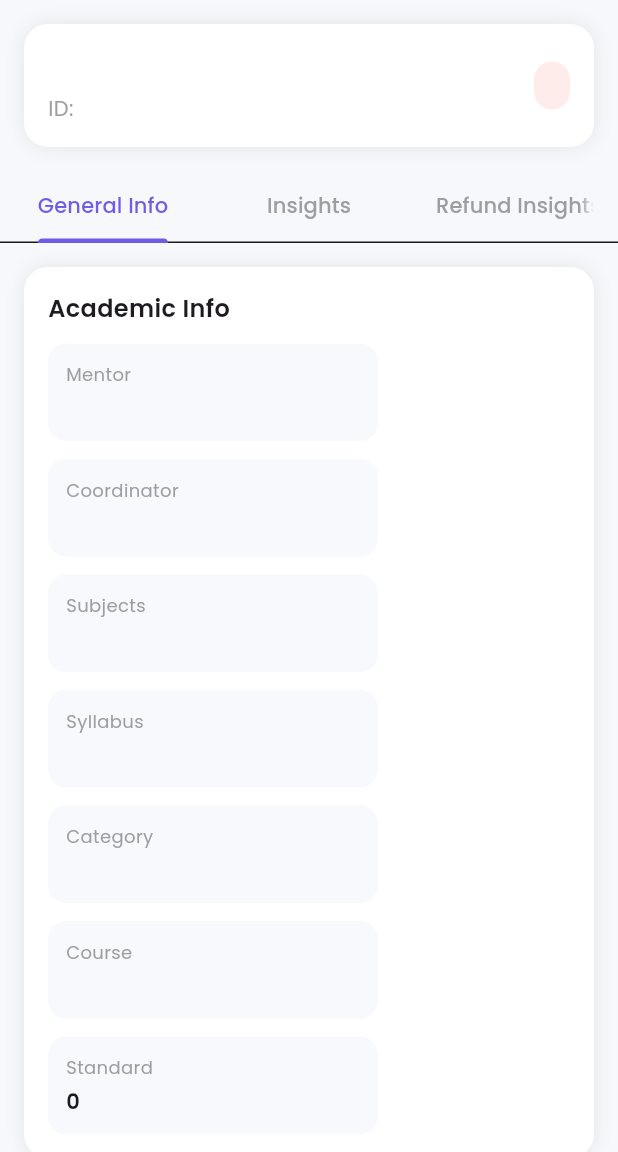
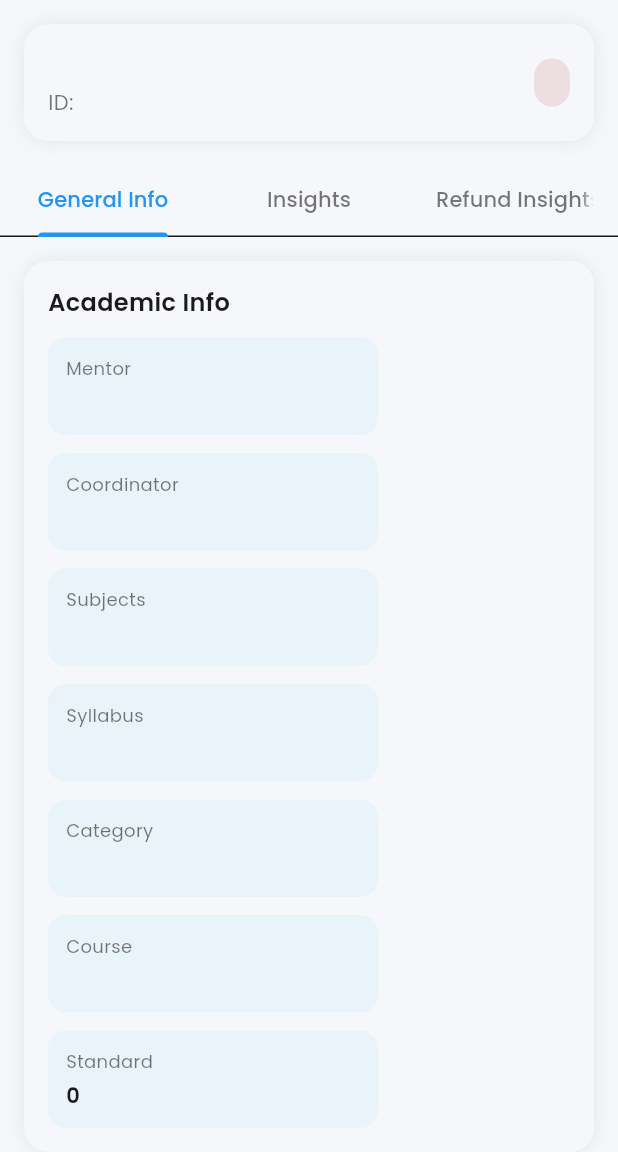
Before and after one commit to Shazia757/albedo_app, a Flutter app: the StudentDetailsPage screen opened directly with empty values, on a phone screen of 412 x 824 dp, the part 84-1236 px from its top. Run offline on Flutter 3.47's test engine with Material 3 defaults, Android fonts, the light colour scheme and no system bars; our stand-ins replace fl_chart, get, google_fonts.

Commit message:
managed student detail pg color scheme

```diff
--- a/lib/view/student_details_page.dart
+++ b/lib/view/student_details_page.dart
@@ -15,19 +15,19 @@
     return DefaultTabController(
       length: 3,
       child: Scaffold(
-        backgroundColor: const Color(0xFFF6F8FC),
+        backgroundColor: Theme.of(context).colorScheme.surface,
         appBar: CustomAppBar(),
         drawer: DrawerMenu(),
         body: Column(
           children: [
             _header(context),
-            _tabs(),
+            _tabs(context),
             Expanded(
               child: TabBarView(
                 children: [
-                  _generalInfo(),
-                  _placeholder("Insights"),
-                  _placeholder("Refund Insights"),
+                  _generalInfo(context),
+                  _placeholder(context, "Insights"),
+                  _placeholder(context, "Refund Insights"),
                 ],
               ),
             )
@@ -39,16 +39,21 @@
 
   // HEADER
   Widget _header(BuildContext context) {
+    final isActive = student.status == "Active";
+    final color = isActive
+        ? Theme.of(context).colorScheme.primary
+        : Theme.of(context).colorScheme.error;
     return Container(
       margin: const EdgeInsets.all(16),
       padding: const EdgeInsets.all(16),
       decoration: BoxDecoration(
-        color: Theme.of(context).colorScheme.onPrimary,
+        color: Theme.of(context).colorScheme.surface,
         borderRadius: BorderRadius.circular(16),
         boxShadow: [
           BoxShadow(
-              blurRadius: 10,
-              color: Theme.of(context).colorScheme.shadow.withOpacity(0.08))
+            blurRadius: 10,
+            color: Theme.of(context).colorScheme.shadow.withOpacity(0.08),
+          )
         ],
       ),
       child: Row(
@@ -57,27 +62,32 @@
           Column(
             crossAxisAlignment: CrossAxisAlignment.start,
             children: [
-              Text(student.studentName,
-                  style: const TextStyle(
-                      fontSize: 18, fontWeight: FontWeight.bold)),
-              const SizedBox(height: 4),
-              Text("ID: ${student.studentId}",
-                  style: const TextStyle(color: Colors.grey)),
+              Text(
+                student.studentName,
+                style: TextStyle(
+                  fontSize: 18,
+                  fontWeight: FontWeight.bold,
+                  color: Theme.of(context).colorScheme.onSurface,
+                ),
+              ),
+              Text(
+                "ID: ${student.studentId}",
+                style: TextStyle(
+                  color:
+                      Theme.of(context).colorScheme.onSurface.withOpacity(0.6),
+                ),
+              ),
             ],
           ),
           Container(
             padding: const EdgeInsets.symmetric(horizontal: 12, vertical: 6),
             decoration: BoxDecoration(
-              color: student.status == "Active"
-                  ? Colors.green.withOpacity(0.1)
-                  : Colors.red.withOpacity(0.1),
+              color: color.withOpacity(0.12),
               borderRadius: BorderRadius.circular(20),
             ),
             child: Text(
               student.status ?? '',
-              style: TextStyle(
-                  color:
-                      student.status == "Active" ? Colors.green : Colors.red),
+              style: TextStyle(color: color, fontWeight: FontWeight.w500),
             ),
           )
         ],
@@ -86,12 +96,14 @@
   }
 
   // TABS
-  Widget _tabs() {
-    return const TabBar(
-      labelColor: Color(0xFF6C5CE7),
-      unselectedLabelColor: Colors.grey,
-      indicatorColor: Color(0xFF6C5CE7),
-      tabs: [
+  Widget _tabs(BuildContext context) {
+    final cs = Theme.of(context).colorScheme;
+
+    return TabBar(
+      labelColor: cs.primary,
+      unselectedLabelColor: cs.onSurface.withOpacity(0.6),
+      indicatorColor: cs.primary,
+      tabs: const [
         Tab(text: "General Info"),
         Tab(text: "Insights"),
         Tab(text: "Refund Insights"),
@@ -100,34 +112,35 @@
   }
 
   // GENERAL INFO
-  Widget _generalInfo() {
+  Widget _generalInfo(BuildContext context) {
     return SingleChildScrollView(
       padding: const EdgeInsets.all(16),
       child: Column(
         children: [
-          _sectionCard("Academic Info", [
-            _infoTile("Mentor", student.advisor ?? ''),
-            _infoTile("Coordinator", student.advisor ?? ''),
-            _infoTile("Subjects", student.subjects ?? ''),
-            _infoTile("Syllabus", student.syllabus ?? ''),
-            _infoTile("Category", student.category ?? ''),
-            _infoTile("Course", student.course ?? ''),
-            _infoTile("Standard", student.standard.toString()),
+          _sectionCard(context, "Academic Info", [
+            _infoTile(context, "Mentor", student.advisor ?? ''),
+            _infoTile(context, "Coordinator", student.advisor ?? ''),
+            _infoTile(context, "Subjects", student.subjects ?? ''),
+            _infoTile(context, "Syllabus", student.syllabus ?? ''),
+            _infoTile(context, "Category", student.category ?? ''),
+            _infoTile(context, "Course", student.course ?? ''),
+            _infoTile(context, "Standard", student.standard.toString()),
           ]),
           const SizedBox(height: 16),
-          _sectionCard("Package Info", [
-            _infoTile("Reg Fee", "₹${student.regFee}"),
-            _infoTile("Package Amount", "₹${student.totalAmount ?? '0'}"),
-            _infoTile("Amount/Hour", "₹${student.amountPerHour}"),
-            _infoTile("Total Hour", "${student.totalHour}"),
-            _infoTile("Total Session", "${student.totalSession}"),
-            _infoTile("Hour/Session", "${student.totalHour}"),
-            _infoTile("Duration", "${student.classHours} days"),
+          _sectionCard(context, "Package Info", [
+            _infoTile(context, "Reg Fee", "₹${student.regFee}"),
+            _infoTile(
+                context, "Package Amount", "₹${student.totalAmount ?? '0'}"),
+            _infoTile(context, "Amount/Hour", "₹${student.amountPerHour}"),
+            _infoTile(context, "Total Hour", "${student.totalHour}"),
+            _infoTile(context, "Total Session", "${student.totalSession}"),
+            _infoTile(context, "Hour/Session", "${student.totalHour}"),
+            _infoTile(context, "Duration", "${student.classHours} days"),
           ]),
           const SizedBox(height: 16),
-          _sectionCard("Contact Info", [
-            _infoTile("Contact Number", student.contact ?? ''),
-            _infoTile("WhatsApp", student.whatsapp ?? ''),
+          _sectionCard(context, "Contact Info", [
+            _infoTile(context, "Contact Number", student.contact ?? ''),
+            _infoTile(context, "WhatsApp", student.whatsapp ?? ''),
           ]),
         ],
       ),
@@ -135,26 +148,32 @@
   }
 
   // SECTION CARD
-  Widget _sectionCard(String title, List<Widget> children) {
+  Widget _sectionCard(
+      BuildContext context, String title, List<Widget> children) {
+    final cs = Theme.of(context).colorScheme;
+
     return Container(
       width: double.infinity,
       padding: const EdgeInsets.all(16),
       decoration: BoxDecoration(
-        color: Theme.of(Get.context!).colorScheme.onPrimary,
+        color: cs.surface,
         borderRadius: BorderRadius.circular(16),
         boxShadow: [
           BoxShadow(
-              blurRadius: 10,
-              color:
-                  Theme.of(Get.context!).colorScheme.shadow.withOpacity(0.08))
+            blurRadius: 10,
+            color: cs.shadow.withOpacity(0.08),
+          )
         ],
       ),
       child: Column(
         crossAxisAlignment: CrossAxisAlignment.start,
         children: [
           Text(title,
-              style:
-                  const TextStyle(fontSize: 16, fontWeight: FontWeight.w600)),
+              style: TextStyle(
+                fontSize: 16,
+                fontWeight: FontWeight.w600,
+                color: cs.onSurface,
+              )),
           const SizedBox(height: 12),
           Wrap(
             spacing: 12,
@@ -167,30 +186,46 @@
   }
 
   // INFO TILE
-  Widget _infoTile(String title, String value) {
+  Widget _infoTile(BuildContext context, String title, String value) {
+    final cs = Theme.of(context).colorScheme;
+
     return Container(
       width: 220,
       padding: const EdgeInsets.all(12),
       decoration: BoxDecoration(
-        color: const Color(0xFFF8F9FD),
+        color: cs.primaryContainer.withOpacity(0.4),
         borderRadius: BorderRadius.circular(12),
       ),
       child: Column(
         crossAxisAlignment: CrossAxisAlignment.start,
         children: [
-          Text(title, style: const TextStyle(fontSize: 12, color: Colors.grey)),
+          Text(
+            title,
+            style: TextStyle(
+              fontSize: 12,
+              color: cs.onSurface.withOpacity(0.6),
+            ),
+          ),
           const SizedBox(height: 4),
-          Text(value, style: const TextStyle(fontWeight: FontWeight.w600)),
+          Text(
+            value,
+            style: TextStyle(
+              fontWeight: FontWeight.w600,
+              color: cs.onSurface,
+            ),
+          ),
         ],
       ),
     );
   }
 
-  Widget _placeholder(String text) {
+  Widget _placeholder(BuildContext context, String text) {
     return Center(
       child: Text(
         "$text - Coming Soon",
-        style: TextStyle(color: Colors.grey.shade600),
+        style: TextStyle(
+          color: Theme.of(context).colorScheme.onSurface.withOpacity(0.6),
+        ),
       ),
     );
   }
--- a/lib/view/teacher_report_page.dart
+++ b/lib/view/teacher_report_page.dart
@@ -54,7 +54,7 @@
       color: Theme.of(context).colorScheme.onPrimary,
       borderRadius: BorderRadius.circular(14),
       boxShadow: [
-        BoxShadow(color: Colors.black.withOpacity(0.05), blurRadius: 10)
+        BoxShadow(color: Theme.of(context).colorScheme.shadow, blurRadius: 10)
       ],
     ),
     child: Column(
```
Also changed, not shown: lib/view/support_page.dart (+1 -17 lines), lib/widgets/chart_card.dart (deleted, +0 -68 lines).
